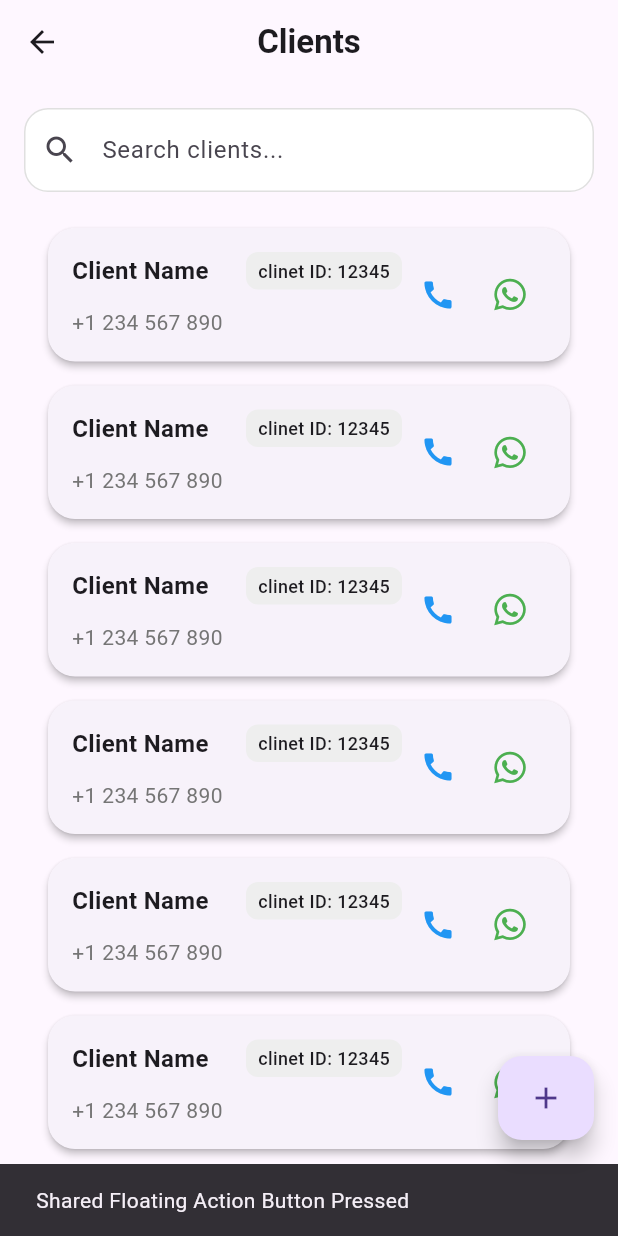
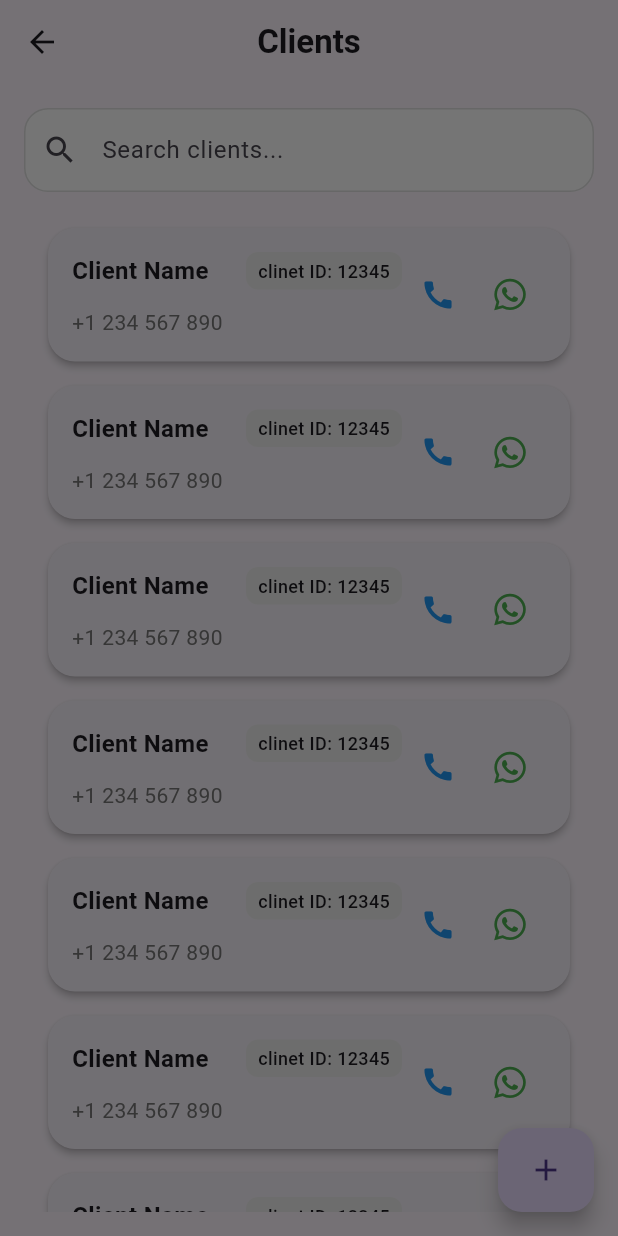
Before and after one commit to Abdallahmusa310/Targetly, a Flutter app: the ClientsScreen screen opened directly, after a tap on the "add" icon, on a phone screen of 412 x 824 dp. Run offline on Flutter 3.47's test engine with Material 3 defaults, Android fonts, the phone set to English and light mode, and no system bars; drawn by our look-alikes of flutter_slidable; our stand-ins replace animated_splash_screen, font_awesome_flutter, lottie, percent_indicator, salomon_bottom_bar.

Commit message:
Fixed opacity issue

```diff
--- a/lib/ui/screens/clintes_screen/clients_screen.dart
+++ b/lib/ui/screens/clintes_screen/clients_screen.dart
@@ -25,9 +25,13 @@ class ClientsScreen extends StatelessWidget {
       ),
       floatingActionButton: SharedFloatingActionButton(
         lable: Icon(Icons.add),
+        tooltip: 'Add Client',
         onPressed: () {
-          ScaffoldMessenger.of(context).showSnackBar(
-            SnackBar(content: Text('Shared Floating Action Button Pressed')),
+          showModalBottomSheet(
+            context: context,
+            builder: (context) {
+              return Form(child: Column());
+            },
           );
         },
       ),
--- a/lib/ui/screens/home_screen/widgets/target_card.dart
+++ b/lib/ui/screens/home_screen/widgets/target_card.dart
@@ -35,7 +35,7 @@ class BuildTargetCard extends StatelessWidget {
             child: LinearProgressIndicator(
               value: 0.65,
               minHeight: 6,
-              backgroundColor: Colors.white.withOpacity(0.3),
+              backgroundColor: Colors.white.withValues(alpha: 0.3),
               valueColor: AlwaysStoppedAnimation<Color>(Colors.white),
             ),
           ),
--- a/lib/ui/screens/navigation/navigation_screen.dart
+++ b/lib/ui/screens/navigation/navigation_screen.dart
@@ -51,7 +51,7 @@ class _NavigationScreenState extends State<NavigationScreen> {
             },
 
             selectedItemColor: Colors.white,
-            unselectedItemColor: Colors.white.withOpacity(0.6),
+            unselectedItemColor: Colors.white.withValues(alpha: 0.6),
           ),
         ),
       ),
--- a/lib/ui/screens/reports_screen/widgets/calender.dart
+++ b/lib/ui/screens/reports_screen/widgets/calender.dart
@@ -7,7 +7,7 @@ class Calender extends StatelessWidget {
   Widget build(BuildContext context) {
     return Card(
       elevation: 6,
-      shadowColor: Colors.black.withOpacity(0.2),
+      shadowColor: Colors.black.withValues(alpha: 0.2),
       shape: RoundedRectangleBorder(borderRadius: BorderRadius.circular(16)),
 
       child: CalendarDatePicker(
```
